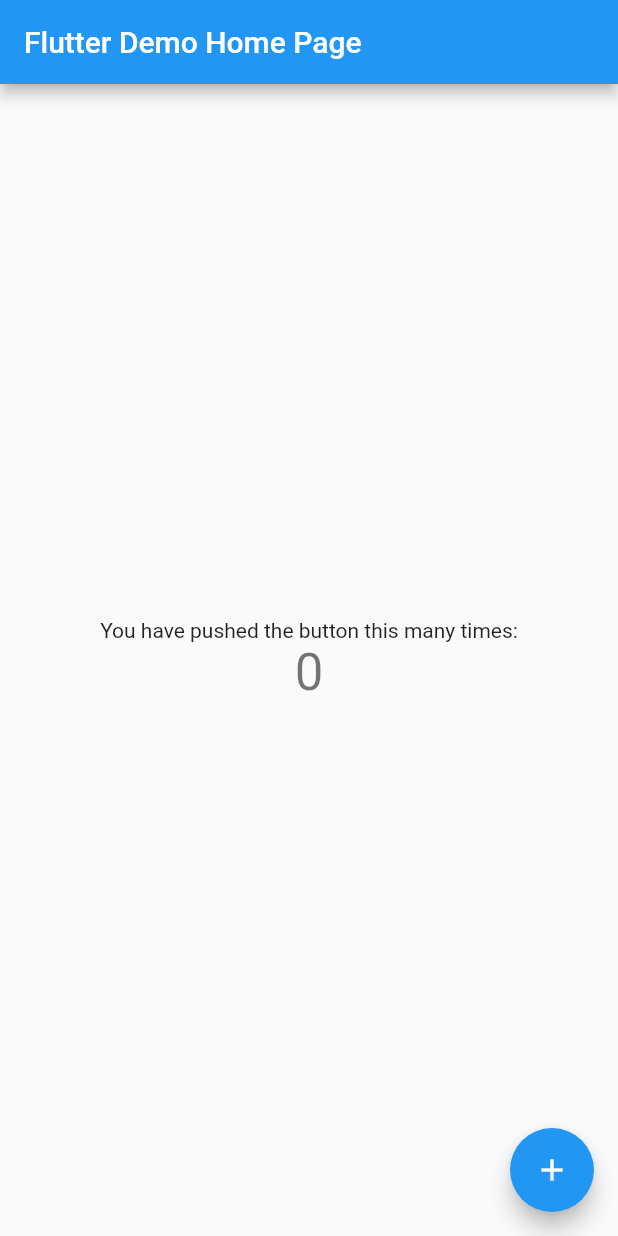
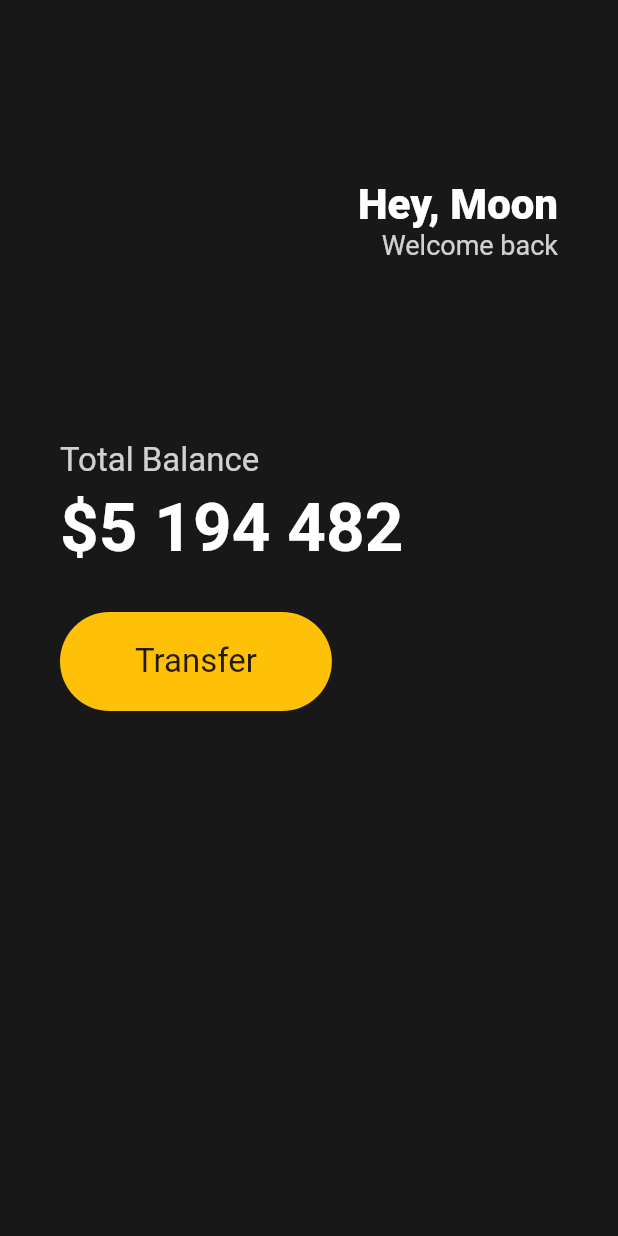
Before and after one commit to m00nlygreat/learning_flutter, a Flutter app: the screen it shows after launch, on a phone screen of 412 x 824 dp. Run offline on Flutter 3.47's test engine with Material 2 defaults, Android fonts, the phone set to English and light mode, and no system bars.

Commit message:
really, really initial commit

```diff
--- a/lib/main.dart
+++ b/lib/main.dart
@@ -1,115 +1,100 @@
 import 'package:flutter/material.dart';
 
 void main() {
-  runApp(const MyApp());
+  runApp(const App());
 }
 
-class MyApp extends StatelessWidget {
-  const MyApp({super.key});
+class App extends StatelessWidget {
+  const App({super.key});
 
-  // This widget is the root of your application.
   @override
   Widget build(BuildContext context) {
     return MaterialApp(
-      title: 'Flutter Demo',
-      theme: ThemeData(
-        // This is the theme of your application.
-        //
-        // Try running your application with "flutter run". You'll see the
-        // application has a blue toolbar. Then, without quitting the app, try
-        // changing the primarySwatch below to Colors.green and then invoke
-        // "hot reload" (press "r" in the console where you ran "flutter run",
-        // or simply save your changes to "hot reload" in a Flutter IDE).
-        // Notice that the counter didn't reset back to zero; the application
-        // is not restarted.
-        primarySwatch: Colors.blue,
+      home: Scaffold(
+        backgroundColor: const Color(0xFF181818),
+        body: Padding(
+          padding: const EdgeInsets.all(40),
+          child: Column(
+            crossAxisAlignment: CrossAxisAlignment.start,
+            children: [
+              const SizedBox(
+                height: 80,
               ),
-      home: const MyHomePage(title: 'Flutter Demo Home Page'),
-    );
-  }
-}
-
-class MyHomePage extends StatefulWidget {
-  const MyHomePage({super.key, required this.title});
-
-  // This widget is the home page of your application. It is stateful, meaning
-  // that it has a State object (defined below) that contains fields that affect
-  // how it looks.
-
-  // This class is the configuration for the state. It holds the values (in this
-  // case the title) provided by the parent (in this case the App widget) and
-  // used by the build method of the State. Fields in a Widget subclass are
-  // always marked "final".
-
-  final String title;
-
-  @override
-  State<MyHomePage> createState() => _MyHomePageState();
-}
-
-class _MyHomePageState extends State<MyHomePage> {
-  int _counter = 0;
-
-  void _incrementCounter() {
-    setState(() {
-      // This call to setState tells the Flutter framework that something has
-      // changed in this State, which causes it to rerun the build method below
-      // so that the display can reflect the updated values. If we changed
-      // _counter without calling setState(), then the build method would not be
-      // called again, and so nothing would appear to happen.
-      _counter++;
-    });
-  }
-
-  @override
-  Widget build(BuildContext context) {
-    // This method is rerun every time setState is called, for instance as done
-    // by the _incrementCounter method above.
-    //
-    // The Flutter framework has been optimized to make rerunning build methods
-    // fast, so that you can just rebuild anything that needs updating rather
-    // than having to individually change instances of widgets.
-    return Scaffold(
-      appBar: AppBar(
-        // Here we take the value from the MyHomePage object that was created by
-        // the App.build method, and use it to set our appbar title.
-        title: Text(widget.title),
+              Row(
+                mainAxisAlignment: MainAxisAlignment.end,
+                children: [
+                  Column(
+                    crossAxisAlignment: CrossAxisAlignment.end,
+                    children: [
+                      const Text(
+                        'Hey, Moon',
+                        style: TextStyle(
+                          color: Colors.white,
+                          fontSize: 28,
+                          fontWeight: FontWeight.w800,
                         ),
-      body: Center(
-        // Center is a layout widget. It takes a single child and positions it
-        // in the middle of the parent.
-        child: Column(
-          // Column is also a layout widget. It takes a list of children and
-          // arranges them vertically. By default, it sizes itself to fit its
-          // children horizontally, and tries to be as tall as its parent.
-          //
-          // Invoke "debug painting" (press "p" in the console, choose the
-          // "Toggle Debug Paint" action from the Flutter Inspector in Android
-          // Studio, or the "Toggle Debug Paint" command in Visual Studio Code)
-          // to see the wireframe for each widget.
-          //
-          // Column has various properties to control how it sizes itself and
-          // how it positions its children. Here we use mainAxisAlignment to
-          // center the children vertically; the main axis here is the vertical
-          // axis because Columns are vertical (the cross axis would be
-          // horizontal).
-          mainAxisAlignment: MainAxisAlignment.center,
-          children: <Widget>[
-            const Text(
-              'You have pushed the button this many times:',
                       ),
                       Text(
-              '$_counter',
-              style: Theme.of(context).textTheme.headlineMedium,
+                        'Welcome back',
+                        style: TextStyle(
+                          color: Colors.white.withOpacity(0.8),
+                          fontSize: 18,
+                        ),
+                      ),
+                    ],
+                  )
+                ],
+              ),
+              const SizedBox(
+                height: 120,
+              ),
+              Text(
+                'Total Balance',
+                style: TextStyle(
+                  color: Colors.white.withOpacity(0.8),
+                  fontSize: 22,
+                ),
+              ),
+              const SizedBox(
+                height: 5,
+              ),
+              const Text(
+                '\$5 194 482',
+                style: TextStyle(
+                  color: Colors.white,
+                  fontSize: 45,
+                  fontWeight: FontWeight.w600,
+                ),
+              ),
+              const SizedBox(
+                height: 30,
+              ),
+              Row(
+                children: [
+                  Container(
+                    decoration: BoxDecoration(
+                      color: Colors.amber,
+                      borderRadius: BorderRadius.circular(45),
+                    ),
+                    child: const Padding(
+                      padding: EdgeInsets.symmetric(
+                        vertical: 20,
+                        horizontal: 50,
+                      ),
+                      child: Text(
+                        'Transfer',
+                        style: TextStyle(
+                          fontSize: 22,
+                        ),
+                      ),
+                    ),
+                  )
+                ],
               ),
             ],
           ),
         ),
-      floatingActionButton: FloatingActionButton(
-        onPressed: _incrementCounter,
-        tooltip: 'Increment',
-        child: const Icon(Icons.add),
-      ), // This trailing comma makes auto-formatting nicer for build methods.
+      ),
     );
   }
 }
```
Also changed, not shown: 1 other file. Lines whose indentation alone changed are shown as unchanged.
